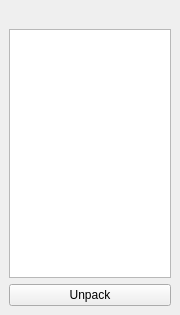
Before: the Qt Designer form ui/mainwin.ui in minuJeong/psdunpack, drawn with Qt 5.
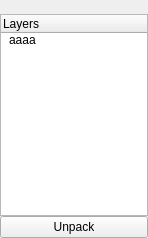
After: the same form once the commit is applied. Icons and pictures are not drawn.

```diff
--- a/ui/mainwin.ui
+++ b/ui/mainwin.ui
@@ -6,17 +6,59 @@
    <rect>
     <x>0</x>
     <y>0</y>
-    <width>180</width>
-    <height>315</height>
+    <width>148</width>
+    <height>238</height>
    </rect>
   </property>
+  <property name="sizePolicy">
+   <sizepolicy hsizetype="Fixed" vsizetype="Preferred">
+    <horstretch>0</horstretch>
+    <verstretch>0</verstretch>
+   </sizepolicy>
+  </property>
+  <property name="minimumSize">
+   <size>
+    <width>148</width>
+    <height>0</height>
+   </size>
+  </property>
+  <property name="maximumSize">
+   <size>
+    <width>148</width>
+    <height>16777215</height>
+   </size>
+  </property>
   <property name="windowTitle">
-   <string>Tool</string>
+   <string>PSDUnpack</string>
+  </property>
+  <property name="iconSize">
+   <size>
+    <width>24</width>
+    <height>24</height>
+   </size>
+  </property>
+  <property name="toolButtonStyle">
+   <enum>Qt::ToolButtonTextOnly</enum>
+  </property>
+  <property name="animated">
+   <bool>false</bool>
+  </property>
+  <property name="tabShape">
+   <enum>QTabWidget::Triangular</enum>
   </property>
   <widget class="QWidget" name="centralwidget">
    <layout class="QHBoxLayout" name="horizontalLayout">
+    <property name="spacing">
+     <number>0</number>
+    </property>
+    <property name="margin">
+     <number>0</number>
+    </property>
     <item>
      <layout class="QVBoxLayout" name="verticalLayout">
+      <property name="spacing">
+       <number>0</number>
+      </property>
       <item>
        <widget class="QLabel" name="Input_DropFile">
         <property name="acceptDrops">
@@ -34,7 +76,21 @@
        </widget>
       </item>
       <item>
-       <widget class="QListView" name="listView"/>
+       <widget class="QTreeWidget" name="Preview_Layers">
+        <property name="indentation">
+         <number>5</number>
+        </property>
+        <column>
+         <property name="text">
+          <string>Layers</string>
+         </property>
+        </column>
+        <item>
+         <property name="text">
+          <string>aaaa</string>
+         </property>
+        </item>
+       </widget>
       </item>
       <item>
        <widget class="QPushButton" name="pushButton">
```
Left out of the diff: 2 changed lines with no effect on the pictures.
